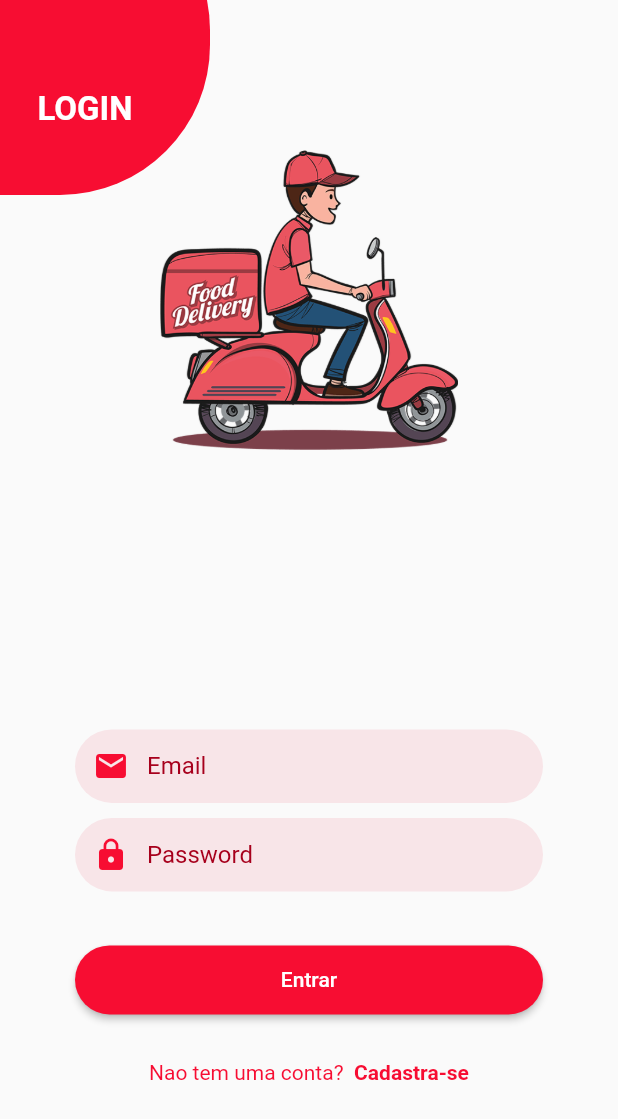
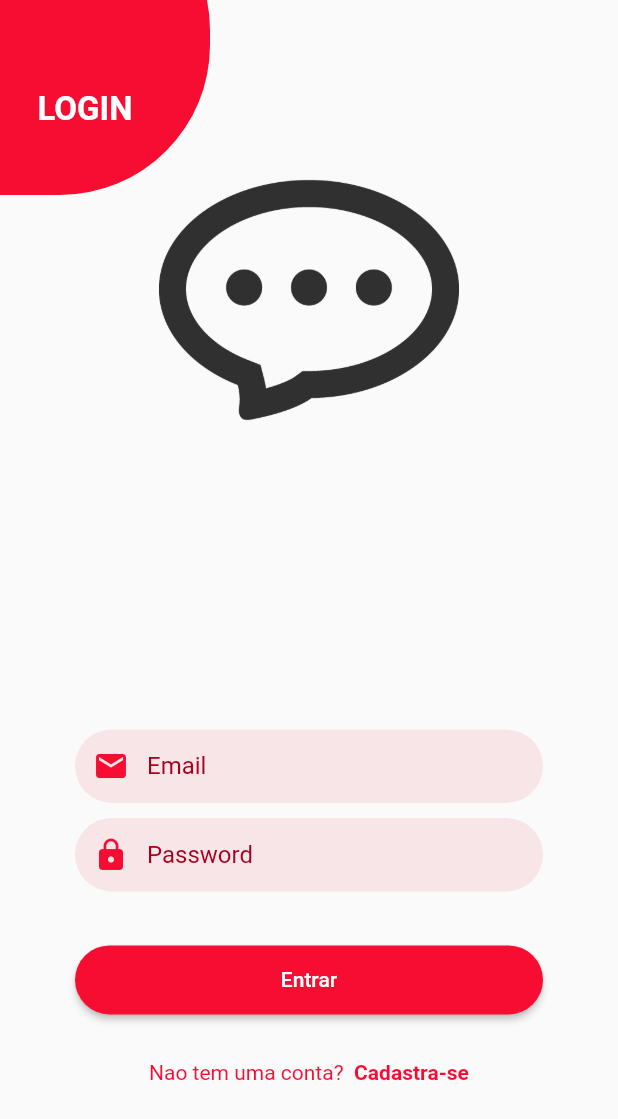
Before and after one commit to goncalveshigino/chat, a Flutter app: the screen it shows after launch, on a phone screen of 412 x 824 dp. Shown: the top 1119 px of the screen. Run offline on Flutter 3.47's test engine with Material 2 defaults, Android fonts, the phone set to English and light mode, and no system bars; our stand-ins replace get.

Commit message:
singup_page

```diff
--- a/lib/main.dart
+++ b/lib/main.dart
@@ -1,7 +1,11 @@
-import 'package:chat/src/pages/auth/login/login_page.dart';
+import 'package:chat/src/pages_routes/page_routes.dart';
 import 'package:flutter/material.dart';
+import 'package:get/get.dart';
+
 
 void main() {
+   WidgetsFlutterBinding.ensureInitialized();
+
   runApp(const MyApp());
 }
 
@@ -10,13 +14,12 @@ class MyApp extends StatelessWidget {
 
   @override
   Widget build(BuildContext context) {
-    return MaterialApp(
+    return GetMaterialApp(
       debugShowCheckedModeBanner: false,
-      title: 'Delivery App Flutter',
-      initialRoute: 'login',
-      routes: {
-        'login': (BuildContext contex) => const LoginPage(),
-      },
+      title: 'Chat App Flutter',
+      initialRoute: PagesRoutes.signInRoute,
+      getPages: AppPages.pages,
+      navigatorKey: Get.key,
       theme: ThemeData(
          primarySwatch: Colors.red,
       ),
--- a/lib/src/pages/auth/login/login_page.dart
+++ b/lib/src/pages/auth/signin/sign_in_page.dart
@@ -1,14 +1,16 @@
+import 'package:chat/src/pages_routes/page_routes.dart';
 import 'package:chat/src/utils/my_colors.dart';
 import 'package:flutter/material.dart';
+import 'package:get/get.dart';
 
-class LoginPage extends StatefulWidget {
-  const LoginPage({super.key});
+class SignInPage extends StatefulWidget {
+  const SignInPage({super.key});
 
   @override
-  State<LoginPage> createState() => _LoginPageState();
+  State<SignInPage> createState() => _SignInPageState();
 }
 
-class _LoginPageState extends State<LoginPage> {
+class _SignInPageState extends State<SignInPage> {
   @override
   Widget build(BuildContext context) {
     return Scaffold(
@@ -42,11 +44,16 @@ class _LoginPageState extends State<LoginPage> {
                     const SizedBox(
                       width: 7,
                     ),
-                    Text(
-                      'Cadastra-se',
-                      style: TextStyle(
-                          fontWeight: FontWeight.bold,
-                          color: MyColors.primaryColor),
+                    GestureDetector(
+                      child: Text(
+                        'Cadastra-se',
+                        style: TextStyle(
+                            fontWeight: FontWeight.bold,
+                            color: MyColors.primaryColor),
+                      ),
+                      onTap: () {
+                        Get.toNamed(PagesRoutes.signUpRoute);
+                      },
                     )
                   ],
                 ),
@@ -145,7 +152,7 @@ class _LoginPageState extends State<LoginPage> {
         bottom: MediaQuery.of(context).size.height * 0.22,
       ),
       child: Image.asset(
-        'assets/img/delivery.png',
+        'assets/img/chat.png',
         width: 200,
         height: 200,
       ),
--- /dev/null
+++ b/lib/src/pages/auth/signup/signup_page.dart
@@ -0,0 +1,16 @@
+
+import 'package:flutter/material.dart';
+
+
+class SignUpPage extends StatelessWidget {
+  const SignUpPage({super.key});
+
+  @override
+  Widget build(BuildContext context) {
+    return const Scaffold(
+      body: Center(
+        child: Text('SingUpPage'),
+      ),
+    );
+  }
+}
--- /dev/null
+++ b/lib/src/pages_routes/page_routes.dart
@@ -0,0 +1,21 @@
+import 'package:chat/src/pages/auth/signin/sign_in_page.dart';
+import 'package:chat/src/pages/auth/signup/signup_page.dart';
+import 'package:get/get.dart';
+
+abstract class PagesRoutes {
+  static const String signInRoute = '/signin';
+  static const String signUpRoute = '/signup';
+}
+
+abstract class AppPages {
+  static final pages = <GetPage>[
+    GetPage(
+      name: PagesRoutes.signUpRoute,
+      page: () => const SignUpPage(),
+    ),
+    GetPage(
+      name: PagesRoutes.signInRoute,
+      page: () => const SignInPage(),
+    ),
+  ];
+}
--- a/pubspec.yaml
+++ b/pubspec.yaml
@@ -35,6 +35,7 @@ dependencies:
   # The following adds the Cupertino Icons font to your application.
   # Use with the CupertinoIcons class for iOS style icons.
   cupertino_icons: ^1.0.2
+  get: ^4.6.1
 
 dev_dependencies:
   flutter_test:
```
Also changed, not shown: assets/img/chat.png (added), pubspec.lock.
